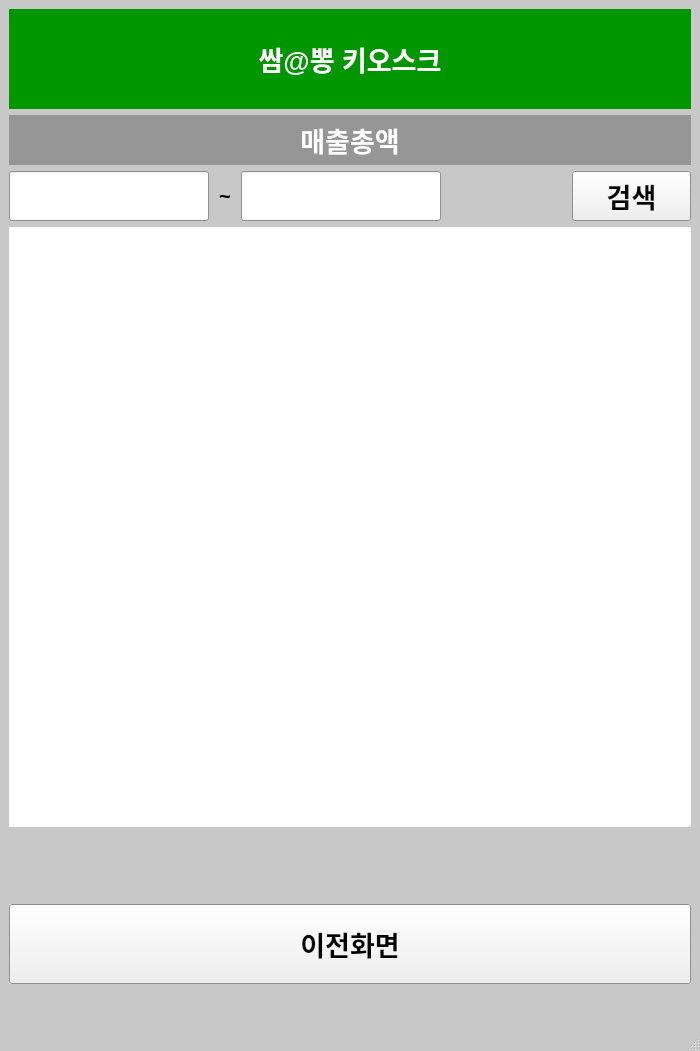
This is AL JSG Project/total.ui in Karuperu/Algorithm24 as Qt 5 draws it before an edit. The edited form follows.
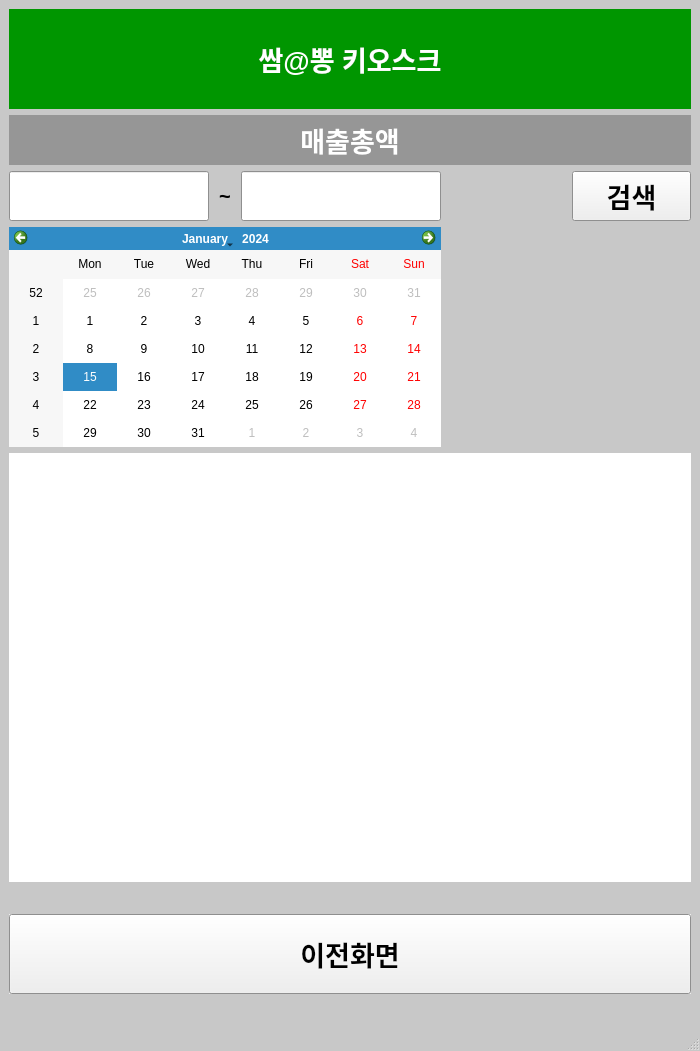
This is the edited form.

The edit to the form file:
```diff
--- a/AL JSG Project/total.ui
+++ b/AL JSG Project/total.ui
@@ -332,7 +332,9 @@
       <item>
        <layout class="QHBoxLayout" name="horizontalLayout">
         <item>
-         <widget class="QLineEdit" name="Start_Date">
+         <layout class="QGridLayout" name="gridLayout_5">
+          <item row="0" column="2">
+           <widget class="QLineEdit" name="End_Date">
           <property name="sizePolicy">
            <sizepolicy hsizetype="Expanding" vsizetype="Fixed">
             <horstretch>0</horstretch>
@@ -348,7 +350,7 @@
           <property name="maximumSize">
            <size>
             <width>200</width>
-            <height>16777215</height>
+              <height>50</height>
            </size>
           </property>
           <property name="font">
@@ -366,7 +368,7 @@
           </property>
          </widget>
         </item>
-        <item>
+          <item row="0" column="1">
          <widget class="QLabel" name="label">
           <property name="maximumSize">
            <size>
@@ -389,8 +391,8 @@
           </property>
          </widget>
         </item>
-        <item>
-         <widget class="QLineEdit" name="End_Date">
+          <item row="0" column="0">
+           <widget class="QLineEdit" name="Start_Date">
           <property name="sizePolicy">
            <sizepolicy hsizetype="Expanding" vsizetype="Fixed">
             <horstretch>0</horstretch>
@@ -406,7 +408,7 @@
           <property name="maximumSize">
            <size>
             <width>200</width>
-            <height>16777215</height>
+              <height>50</height>
            </size>
           </property>
           <property name="font">
@@ -424,14 +426,20 @@
           </property>
          </widget>
         </item>
-        <item>
+          <item row="0" column="3">
          <widget class="QLabel" name="label_3">
+            <property name="maximumSize">
+             <size>
+              <width>16777215</width>
+              <height>50</height>
+             </size>
+            </property>
           <property name="text">
            <string/>
           </property>
          </widget>
         </item>
-        <item>
+          <item row="0" column="4">
          <widget class="QPushButton" name="Search">
           <property name="minimumSize">
            <size>
@@ -439,6 +447,12 @@
             <height>50</height>
            </size>
           </property>
+            <property name="maximumSize">
+             <size>
+              <width>16777215</width>
+              <height>50</height>
+             </size>
+            </property>
           <property name="font">
            <font>
             <pointsize>20</pointsize>
@@ -451,6 +465,18 @@
           </property>
          </widget>
         </item>
+          <item row="1" column="0" colspan="3">
+           <widget class="QCalendarWidget" name="Calender">
+            <property name="maximumSize">
+             <size>
+              <width>16777215</width>
+              <height>220</height>
+             </size>
+            </property>
+           </widget>
+          </item>
+         </layout>
+        </item>
        </layout>
       </item>
       <item>
@@ -458,15 +484,15 @@
         <property name="minimumSize">
          <size>
           <width>0</width>
+          <height>400</height>
+         </size>
+        </property>
+        <property name="maximumSize">
+         <size>
+          <width>16777215</width>
           <height>600</height>
          </size>
         </property>
-        <property name="maximumSize">
-         <size>
-          <width>16777215</width>
-          <height>16777215</height>
-         </size>
-        </property>
         <property name="palette">
          <palette>
           <active>
@@ -546,25 +572,18 @@
         </property>
        </widget>
       </item>
-      <item>
-       <widget class="QLabel" name="label_6">
-        <property name="maximumSize">
-         <size>
-          <width>16777215</width>
-          <height>16777215</height>
-         </size>
-        </property>
-        <property name="text">
-         <string/>
-        </property>
-       </widget>
-      </item>
       <item>
        <widget class="QLabel" name="label_9">
+        <property name="minimumSize">
+         <size>
+          <width>0</width>
+          <height>20</height>
+         </size>
+        </property>
         <property name="maximumSize">
          <size>
           <width>16777215</width>
-          <height>16777215</height>
+          <height>20</height>
          </size>
         </property>
         <property name="text">
@@ -580,6 +599,12 @@
           <height>80</height>
          </size>
         </property>
+        <property name="maximumSize">
+         <size>
+          <width>16777215</width>
+          <height>80</height>
+         </size>
+        </property>
         <property name="font">
          <font>
           <pointsize>20</pointsize>
@@ -606,13 +631,13 @@
         <property name="minimumSize">
          <size>
           <width>0</width>
-          <height>0</height>
+          <height>20</height>
          </size>
         </property>
         <property name="maximumSize">
          <size>
           <width>16777215</width>
-          <height>16777215</height>
+          <height>20</height>
          </size>
         </property>
         <property name="text">
```
Lines whose indentation alone changed are shown as unchanged.
